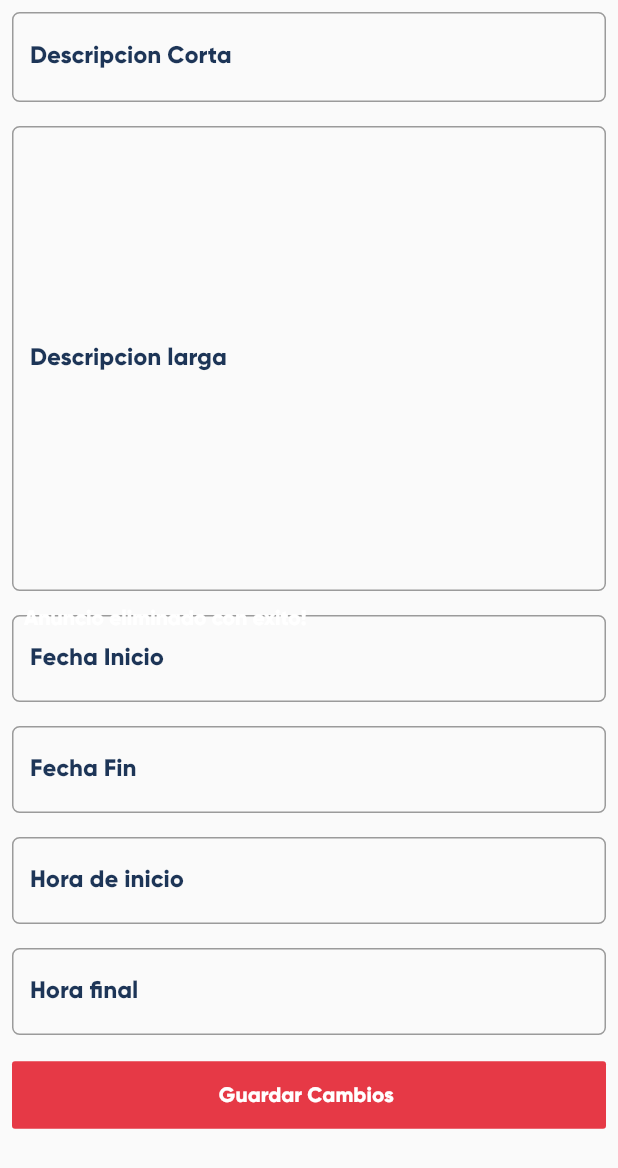
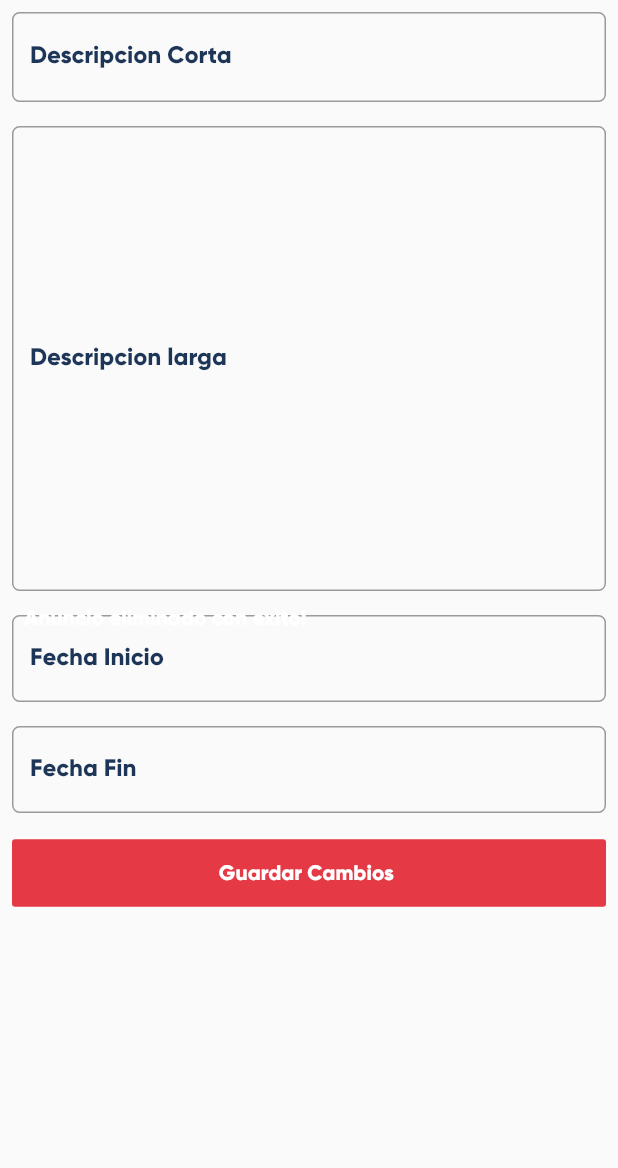
Before and after one commit to DarkAstaroth/pymbo, a Flutter app: the FormularioAnuncio widget shown alone on an empty page, opened directly, after a tap on "Guardar Cambios", on a phone screen of 412 x 824 dp. Shown: the top 1168 px of the screen. Run offline on Flutter 3.47's test engine with Material 2 defaults, Android fonts, the phone set to English and light mode, and no system bars; drawn by our look-alikes of flash; our stand-ins replace bloc, circular_profile_avatar, cloud_firestore, equatable, firebase_auth, firebase_storage and 11 more; missing offline and left inert: admob_flutter, flutter_auth_buttons, flutter_page_indicator, flutter_rounded_date_picker, google_maps_place_picker, smart_select; accounts and stored records are empty; network calls fail.

Commit message:
agregando la modificacion a anuncios

```diff
--- a/lib/src/bloc/anuncio_bloc/anuncio_bloc.dart
+++ b/lib/src/bloc/anuncio_bloc/anuncio_bloc.dart
@@ -71,7 +71,7 @@ class AnuncioBloc extends Bloc<AnuncioEvent, AnuncioState> {
     Stream<AnuncioState> _mapAnuncioUpdatedDBToState(AnuncioUpdatedDB event) async* {
      await _anuncioRepository.updateAnuncio(
       event.id,
-      event.anuncioUrl,
+      //event.anuncioUrl,
       event.fechaInicio,
       event.fechaFin,
       event.descCorta,
--- a/lib/src/bloc/anuncio_bloc/anuncio_event.dart
+++ b/lib/src/bloc/anuncio_bloc/anuncio_event.dart
@@ -72,14 +72,14 @@ class AnuncioDeleted extends AnuncioEvent{
 class AnuncioUpdatedDB extends AnuncioEvent{
 
     final String id;
-    final String anuncioUrl;
+    //final String anuncioUrl;
     final String fechaInicio;
     final String fechaFin;
     final String descCorta;
     final String desclarga;
 
-  const  AnuncioUpdatedDB(this.id,this.anuncioUrl, this.fechaInicio, this.fechaFin, this.descCorta, this.desclarga);@override
-  List<Object> get props => [anuncioUrl,fechaInicio,fechaFin,descCorta,desclarga];
+  const  AnuncioUpdatedDB(this.id, this.fechaInicio, this.fechaFin, this.descCorta, this.desclarga);@override
+  List<Object> get props => [fechaInicio,fechaFin,descCorta,desclarga];
 
 
 }
--- a/lib/src/repository/anuncio_repository.dart
+++ b/lib/src/repository/anuncio_repository.dart
@@ -21,14 +21,14 @@ class AnuncioRepository {
 
   Future<void> updateAnuncio(
     String id,
-    String anuncioUrl,
+    //String anuncioUrl,
     String fechaInicio,
     String fechaFin,
     String descCorta,
     String desclarga
     ) async{
     await dataBaseReference.document(id).updateData({
-      'fotoAnuncio': anuncioUrl,
+      //'fotoAnuncio': anuncioUrl,
       'fechaInicio': fechaInicio,
       'fechaFin': fechaFin,
       'descCorta': descCorta,
--- a/lib/src/ui/perfil_anuncio/formulario_anuncio.dart
+++ b/lib/src/ui/perfil_anuncio/formulario_anuncio.dart
@@ -14,8 +14,16 @@ class FormularioAnuncio extends StatefulWidget {
   final Negocio negocio;
   final File imagenAnuncio;
 
-  const FormularioAnuncio({Key key, this.negocio, this.imagenAnuncio})
-      : super(key: key);
+  final String idAnuncio;
+  final String descCorta;
+  final String descLarga;
+  final String fechaInicio;
+  final String fechaFin;
+  final bool isUpdate;
+
+  const FormularioAnuncio({Key key, this.idAnuncio,this.negocio, this.imagenAnuncio, this.descCorta, this.descLarga, this.fechaInicio, this.fechaFin, this.isUpdate}) : super(key: key);
+
+
 
   @override
   _FormularioAnuncioState createState() => _FormularioAnuncioState();
@@ -38,6 +46,15 @@ class _FormularioAnuncioState extends State<FormularioAnuncio> {
 
   @override
   Widget build(BuildContext context) {
+
+    bool stateForm = widget.isUpdate;
+    if (stateForm == null) {
+      stateForm = false;
+    }else{
+      dateCtl.text = widget.fechaInicio;
+      dateCtl2.text = widget.fechaFin;
+    }
+
     return Form(
       key: formKey,
       child: Column(
@@ -45,6 +62,7 @@ class _FormularioAnuncioState extends State<FormularioAnuncio> {
           Padding(
             padding: const EdgeInsets.all(8.0),
             child: TextFormField(
+              initialValue: stateForm ? widget.descCorta : "",
               textCapitalization: TextCapitalization.sentences,
               style: TextStyle(fontFamily: 'GilroyB'),
               decoration: InputDecoration(
@@ -71,6 +89,7 @@ class _FormularioAnuncioState extends State<FormularioAnuncio> {
           Padding(
             padding: const EdgeInsets.all(8.0),
             child: TextFormField(
+              initialValue: stateForm ? widget.descLarga: "",
               textCapitalization: TextCapitalization.sentences,
               maxLines: 15,
               style: TextStyle(fontFamily: 'GilroyL'),
@@ -124,6 +143,7 @@ class _FormularioAnuncioState extends State<FormularioAnuncio> {
           Padding(
             padding: const EdgeInsets.all(8.0),
             child: TextFormField(
+              //initialValue: stateForm ? widget.fechaInicio : "",
               readOnly: true,
               controller: dateCtl,
               textCapitalization: TextCapitalization.sentences,
@@ -162,6 +182,7 @@ class _FormularioAnuncioState extends State<FormularioAnuncio> {
           Padding(
             padding: const EdgeInsets.all(8.0),
             child: TextFormField(
+              //initialValue: stateForm ? widget.fechaFin : "",
               readOnly: true,
               controller: dateCtl2,
               textCapitalization: TextCapitalization.sentences,
@@ -197,82 +218,82 @@ class _FormularioAnuncioState extends State<FormularioAnuncio> {
               },
             ),
           ),
-          Padding(
-            padding: const EdgeInsets.all(8.0),
-            child: TextFormField(
-              controller: timeCtl,
-              readOnly: true,
-              textCapitalization: TextCapitalization.sentences,
-              style: TextStyle(fontFamily: 'GilroyL'),
-              decoration: InputDecoration(
-                focusedBorder: OutlineInputBorder(
-                    borderSide:
-                        BorderSide(color: Color(0xFF1D3557), width: 2.0)),
-                border: OutlineInputBorder(
-                    borderRadius: BorderRadius.circular(5.0)),
-                labelText: 'Hora de inicio',
-                labelStyle:
-                    TextStyle(color: Color(0xFF1D3557), fontFamily: 'GilroyB'),
-                //suffixIcon: Icon(Icons.email, color: Color(0xFF1D3557)),
-              ),
-              onTap: () async {
-                final timePicked = await showRoundedTimePicker(
-                  context: context,
-                  background: Colors.white,
-                  fontFamily: 'GilroyB',
-                  theme: ThemeData(primarySwatch: Colors.blue),
-                  locale: Locale('en', 'US'),
-                  initialTime: TimeOfDay(hour: 12, minute: 0),
-                  borderRadius: 20,
-                );
-                final localizations1 = MaterialLocalizations.of(context);
-                final formattedTimeOfDay1 =
-                    localizations1.formatTimeOfDay(timePicked);
-                setState(() {
-                  timeCtl.text = formattedTimeOfDay1.toString();
-                  horaInicio = formattedTimeOfDay1.toString();
-                });
-              },
-            ),
-          ),
-          Padding(
-            padding: const EdgeInsets.all(8.0),
-            child: TextFormField(
-              controller: timeCtl2,
-              readOnly: true,
-              textCapitalization: TextCapitalization.sentences,
-              style: TextStyle(fontFamily: 'GilroyL'),
-              decoration: InputDecoration(
-                focusedBorder: OutlineInputBorder(
-                    borderSide:
-                        BorderSide(color: Color(0xFF1D3557), width: 2.0)),
-                border: OutlineInputBorder(
-                    borderRadius: BorderRadius.circular(5.0)),
-                labelText: 'Hora final',
-                labelStyle:
-                    TextStyle(color: Color(0xFF1D3557), fontFamily: 'GilroyB'),
-                //suffixIcon: Icon(Icons.email, color: Color(0xFF1D3557)),
-              ),
-              onTap: () async {
-                final timePicked = await showRoundedTimePicker(
-                  context: context,
-                  background: Colors.white,
-                  fontFamily: 'GilroyB',
-                  theme: ThemeData(primarySwatch: Colors.blue),
-                  locale: Locale('en', 'US'),
-                  initialTime: TimeOfDay(hour: 12, minute: 0),
-                  borderRadius: 20,
-                );
-                final localizations2 = MaterialLocalizations.of(context);
-                final formattedTimeOfDay2 =
-                    localizations2.formatTimeOfDay(timePicked);
-                setState(() {
-                  timeCtl2.text = formattedTimeOfDay2.toString();
-                  horaFin = formattedTimeOfDay2.toString();
-                });
-              },
-            ),
-          ),
+          // Padding(
+          //   padding: const EdgeInsets.all(8.0),
+          //   child: TextFormField(
+          //     controller: timeCtl,
+          //     readOnly: true,
+          //     textCapitalization: TextCapitalization.sentences,
+          //     style: TextStyle(fontFamily: 'GilroyL'),
+          //     decoration: InputDecoration(
+          //       focusedBorder: OutlineInputBorder(
+          //           borderSide:
+          //               BorderSide(color: Color(0xFF1D3557), width: 2.0)),
+          //       border: OutlineInputBorder(
+          //           borderRadius: BorderRadius.circular(5.0)),
+          //       labelText: 'Hora de inicio',
+          //       labelStyle:
+          //           TextStyle(color: Color(0xFF1D3557), fontFamily: 'GilroyB'),
+          //       //suffixIcon: Icon(Icons.email, color: Color(0xFF1D3557)),
+          //     ),
+          //     onTap: () async {
+          //       final timePicked = await showRoundedTimePicker(
+          //         context: context,
+          //         background: Colors.white,
+          //         fontFamily: 'GilroyB',
+          //         theme: ThemeData(primarySwatch: Colors.blue),
+          //         locale: Locale('en', 'US'),
+          //         initialTime: TimeOfDay(hour: 12, minute: 0),
+          //         borderRadius: 20,
+          //       );
+          //       final localizations1 = MaterialLocalizations.of(context);
+          //       final formattedTimeOfDay1 =
+          //           localizations1.formatTimeOfDay(timePicked);
+          //       setState(() {
+          //         timeCtl.text = formattedTimeOfDay1.toString();
+          //         horaInicio = formattedTimeOfDay1.toString();
+          //       });
+          //     },
+          //   ),
+          // ),
+          // Padding(
+          //   padding: const EdgeInsets.all(8.0),
+          //   child: TextFormField(
+          //     controller: timeCtl2,
+          //     readOnly: true,
+          //     textCapitalization: TextCapitalization.sentences,
+          //     style: TextStyle(fontFamily: 'GilroyL'),
+          //     decoration: InputDecoration(
+          //       focusedBorder: OutlineInputBorder(
+          //           borderSide:
+          //               BorderSide(color: Color(0xFF1D3557), width: 2.0)),
+          //       border: OutlineInputBorder(
+          //           borderRadius: BorderRadius.circular(5.0)),
+          //       labelText: 'Hora final',
+          //       labelStyle:
+          //           TextStyle(color: Color(0xFF1D3557), fontFamily: 'GilroyB'),
+          //       //suffixIcon: Icon(Icons.email, color: Color(0xFF1D3557)),
+          //     ),
+          //     onTap: () async {
+          //       final timePicked = await showRoundedTimePicker(
+          //         context: context,
+          //         background: Colors.white,
+          //         fontFamily: 'GilroyB',
+          //         theme: ThemeData(primarySwatch: Colors.blue),
+          //         locale: Locale('en', 'US'),
+          //         initialTime: TimeOfDay(hour: 12, minute: 0),
+          //         borderRadius: 20,
+          //       );
+          //       final localizations2 = MaterialLocalizations.of(context);
+          //       final formattedTimeOfDay2 =
+          //           localizations2.formatTimeOfDay(timePicked);
+          //       setState(() {
+          //         timeCtl2.text = formattedTimeOfDay2.toString();
+          //         horaFin = formattedTimeOfDay2.toString();
+          //       });
+          //     },
+          //   ),
+          // ),
           Padding(
             padding: const EdgeInsets.all(8.0),
             child: ButtonTheme(
@@ -282,7 +303,19 @@ class _FormularioAnuncioState extends State<FormularioAnuncio> {
                 color: Color(0xFFE63946),
                 elevation: 0,
                 onPressed: () {
-                  _showMessage(
+                  if (stateForm) {
+                    _showMessage(
+                      context, "Anuncio modificado con exito!", Colors.green);
+                  BlocProvider.of<AnuncioBloc>(context).add(AnuncioUpdatedDB(
+                      widget.idAnuncio,
+                      fechaInicio == null ? widget.fechaInicio : fechaInicio,
+                      fechaFin == null ? widget.fechaFin : fechaFin,
+                      descCorta == null ? widget.descCorta : descCorta,
+                      descLarga== null ? widget.descLarga: descLarga,
+                      ));
+                  Navigator.pop(context);
+                  } else {
+                    _showMessage(
                       context, "Anuncio eliminado con exito!", Colors.green);
                   BlocProvider.of<AnuncioBloc>(context).add(AddAnuncio(
                       widget.imagenAnuncio,
@@ -293,6 +326,7 @@ class _FormularioAnuncioState extends State<FormularioAnuncio> {
                       descCorta,
                       descLarga));
                   Navigator.pop(context);
+                  }
                 },
                 child: Text(
                   'Guardar Cambios ',
--- a/lib/src/ui/perfil_anuncio/perfil_anuncio.dart
+++ b/lib/src/ui/perfil_anuncio/perfil_anuncio.dart
@@ -76,8 +76,12 @@ class _PerfilAnuncioState extends State<PerfilAnuncio> {
                   itemBuilder: (_, int index) {
                     return AnuncioAdminCard(
                       idAnuncio: anuncioList[index].idAnuncio,
+                      fotoAnuncio : anuncioList[index].fotoAnuncio,
+                      descCorta: anuncioList[index].descCorta,
                       descLarga: anuncioList[index].desclarga,
-                      fotoAnuncio : anuncioList[index].fotoAnuncio,
+                      fechaInicio: anuncioList[index].fechaInicio,
+                      fechaFin: anuncioList[index].fechaFin,
+
                       );
                   },
                 )
--- a/lib/src/ui/perfil_producto/formulario_producto.dart
+++ b/lib/src/ui/perfil_producto/formulario_producto.dart
@@ -45,6 +45,7 @@ class _FormularioProductoState extends State<FormularioProducto> {
 
   @override
   Widget build(BuildContext context) {
+
     bool stateForm = widget.isUpdate;
     if (stateForm == null) {
       stateForm = false;
```
Also changed, not shown: lib/src/ui/perfil_anuncio/anuncio_admin_card.dart (+20 -5 lines), lib/src/ui/perfil_anuncio/crear_anuncio.dart (+51 -9 lines).
